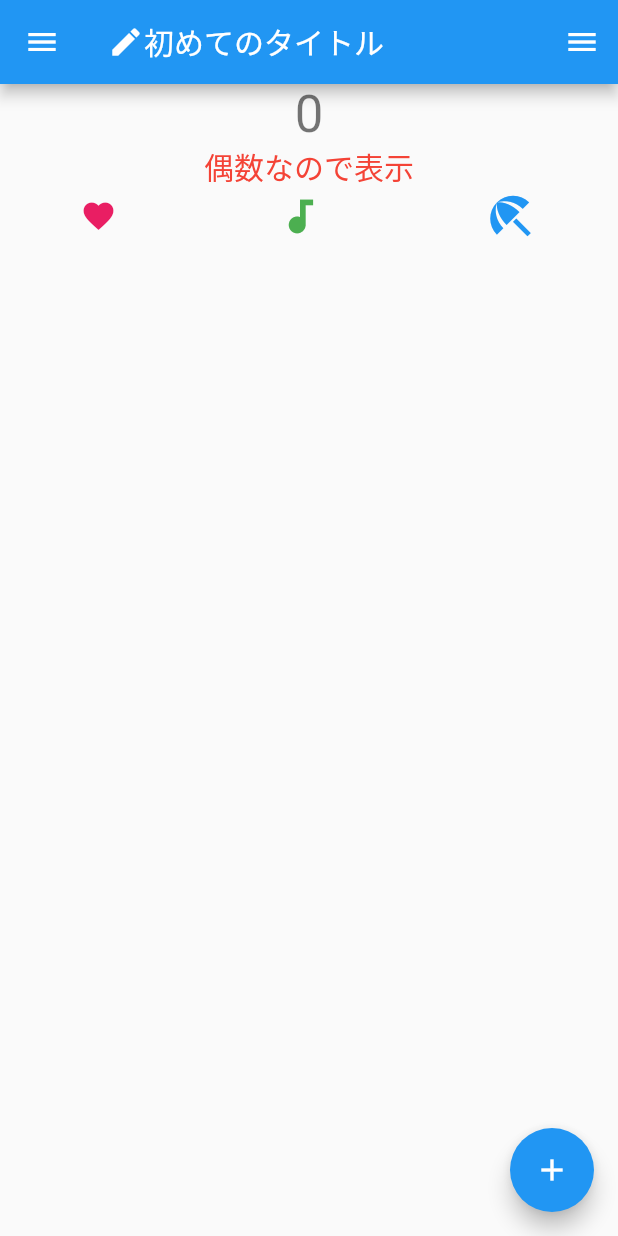
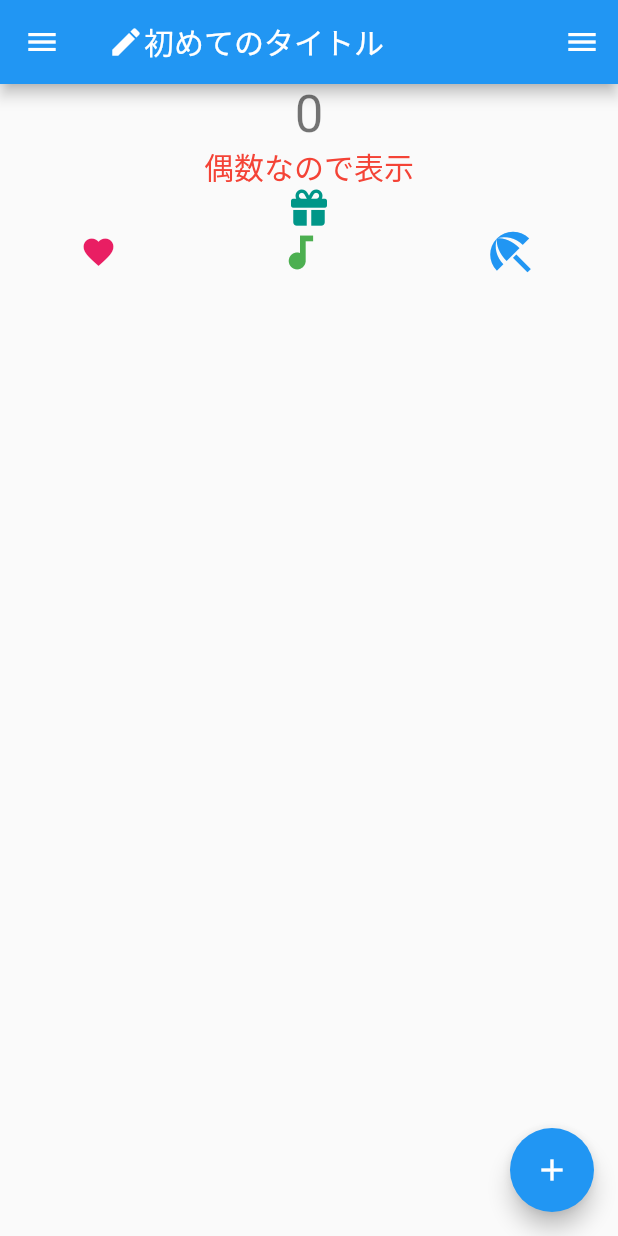
Before and after one commit to maya-honey/flutter_chapter1, a Flutter app: the screen it shows after launch, on a phone screen of 412 x 824 dp. Run offline on Flutter 3.47's test engine with Material 2 defaults, Android fonts, the phone set to English and light mode, and no system bars; our stand-ins replace font_awesome_flutter.

Commit message:
パッケージの利用（例；Fontawesome）

```diff
--- a/lib/main.dart
+++ b/lib/main.dart
@@ -1,4 +1,5 @@
 import 'package:flutter/material.dart';
+import 'package:font_awesome_flutter/font_awesome_flutter.dart';
 
 // 1.エントリーポイントのmain関数
 void main() {
@@ -58,6 +59,7 @@ class _MyHomePageState extends State<MyHomePage> {
         ),
         if (_counter % 2 == 0)
           const Text('偶数なので表示', style: TextStyle(fontSize: 20, color: Colors.red)),
+        Icon(FontAwesomeIcons.gift, color: Colors.teal),
         Row(
             mainAxisAlignment: MainAxisAlignment.spaceAround,
             children: const [
--- a/pubspec.yaml
+++ b/pubspec.yaml
@@ -30,6 +30,7 @@ environment:
 dependencies:
   flutter:
     sdk: flutter
+  font_awesome_flutter: ^10.1.0
 
 
   # The following adds the Cupertino Icons font to your application.
```
Also changed, not shown: pubspec.lock.
